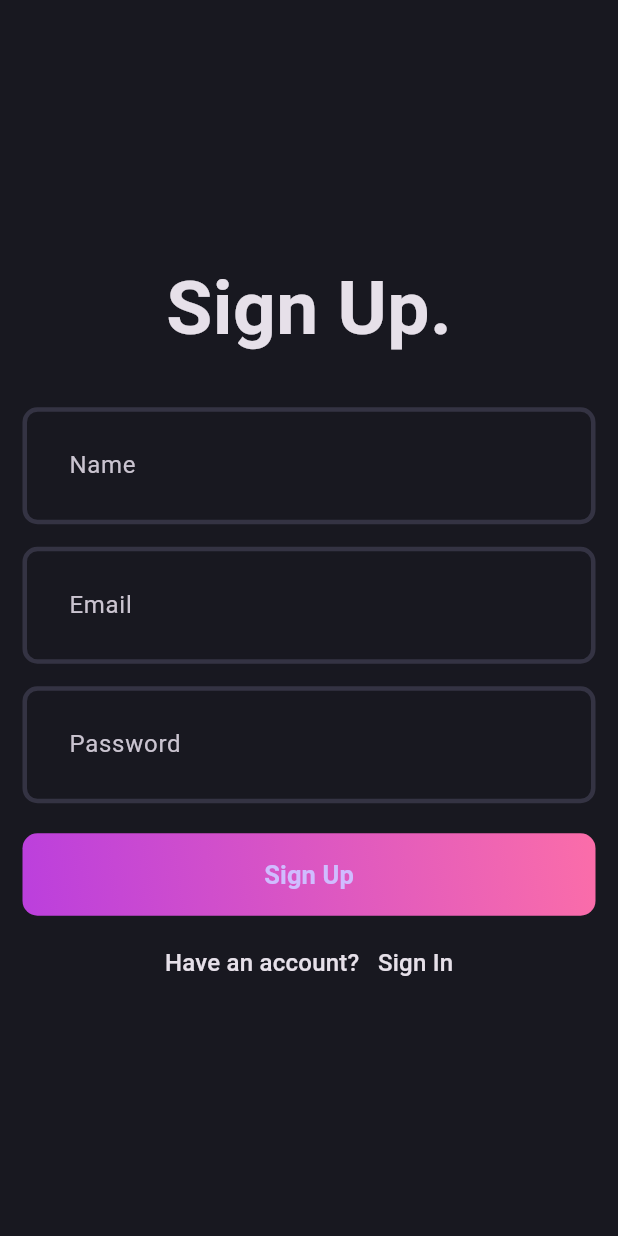
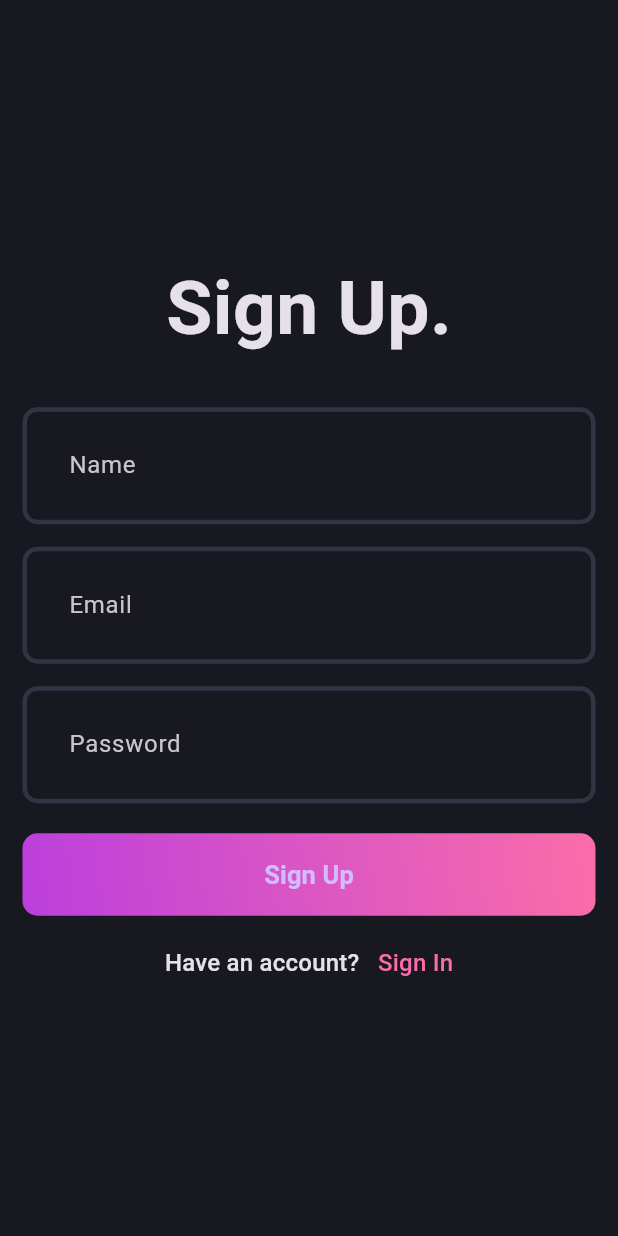
Before and after one commit to Nishanbhattarai498/blog_app, a Flutter app: the screen it shows after launch, on a phone screen of 412 x 824 dp. Run offline on Flutter 3.47's test engine with Material 3 defaults, Android fonts, the light colour scheme and no system bars.

Commit message:
Update signup page styles and import app palette for gradient text

```diff
--- a/lib/features/auth/presentation/pages/signup_page.dart
+++ b/lib/features/auth/presentation/pages/signup_page.dart
@@ -1,4 +1,5 @@
 import 'package:flutter/material.dart';
+import 'package:supabase_proj/core/theme/app_pallate.dart';
 import 'package:supabase_proj/features/auth/presentation/widgets/auth_field.dart';
 import 'package:supabase_proj/features/auth/presentation/widgets/auth_gradient_button.dart';
 
@@ -38,7 +39,9 @@ class SignupPageState extends State<SignupPage> {
                 children: [
                   TextSpan(
                     text: " Sign In",
-                    style: Theme.of(context).textTheme.titleMedium,
+                    style: Theme.of(context).textTheme.titleMedium?.copyWith(
+                      color: AppPallete.gradient2,
+                    ),
                   ),
                 ],
               ),
```
